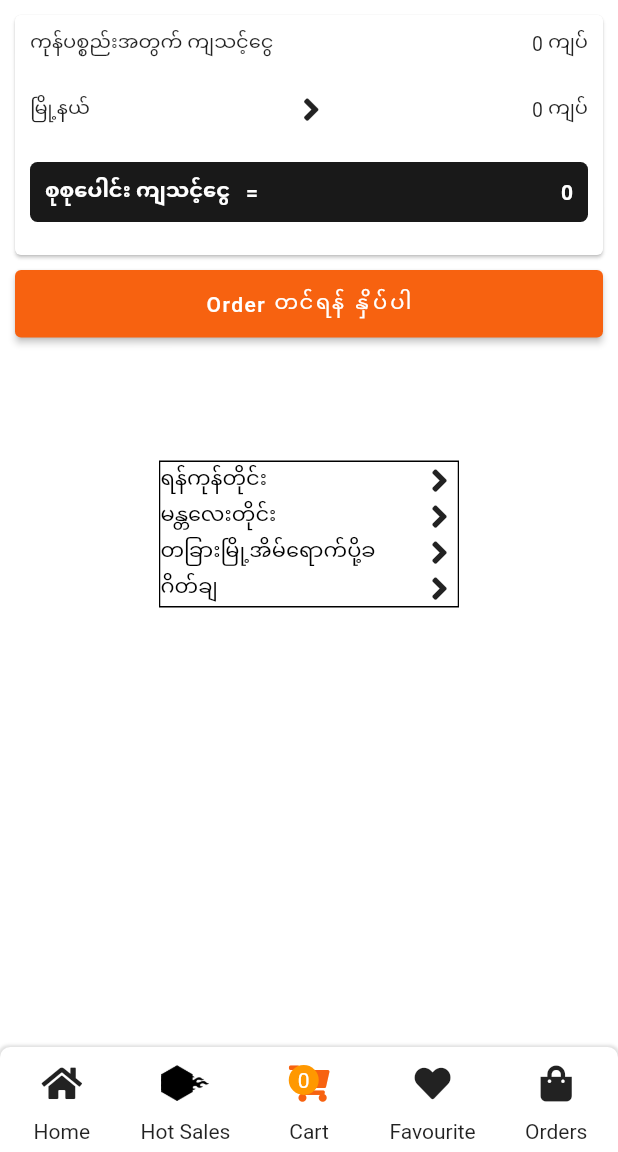
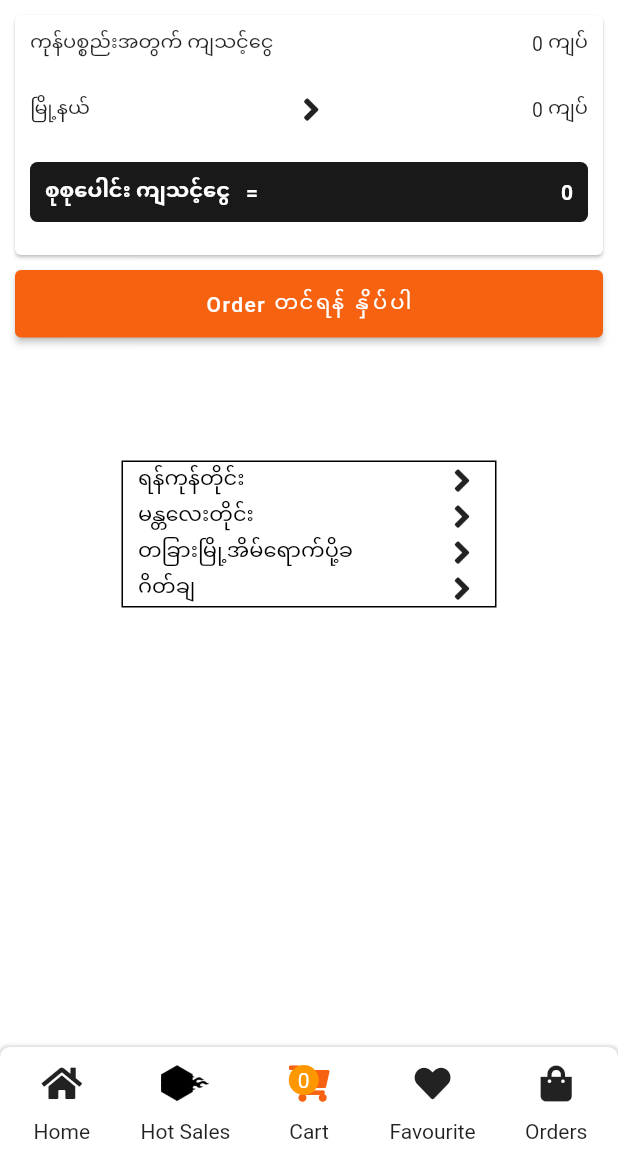
Before and after one commit to hammiesmandalian/hammies_user_final, a Flutter app: the HomeScreen screen opened by its route, item 3 of the bottom bar chosen, after a tap on "မြို့နယ်", on a phone screen of 412 x 824 dp, the part 84-1236 px from its top. Run offline on Flutter 3.47's test engine with Material 2 defaults, Android fonts, the phone set to English and light mode, and no system bars; drawn by our look-alikes of cached_network_image; our stand-ins replace carousel_slider, cloud_firestore, dio, firebase_auth, firebase_core, firebase_messaging and 14 more; missing offline and left inert: colours; accounts and stored records are empty; generated files the repository leaves out were written again; network calls fail.

Commit message:
Final Update

```diff
--- a/lib/screen/detail_screen.dart
+++ b/lib/screen/detail_screen.dart
@@ -228,7 +228,7 @@ class DetailScreen extends StatelessWidget {
                     Column(
                       children: [
                         Text(
-                          "💁 Availability ",
+                          "🛍️ Address",
                           style: TextStyle(
                             fontSize: 14,
                             fontWeight: FontWeight.bold,
@@ -239,7 +239,7 @@ class DetailScreen extends StatelessWidget {
                           height: 5,
                         ),
                         Text(
-                          "In Stock",
+                          "Mandalay",
                           style: TextStyle(
                             fontSize: 14,
                             fontWeight: FontWeight.bold,
--- a/lib/screen/view/cart.dart
+++ b/lib/screen/view/cart.dart
@@ -378,7 +378,9 @@ class CartView extends StatelessWidget {
               right: BorderSide(),
             ),
           ),
-          width: 200,
+          width: 250,
+          child: Padding(
+            padding: const EdgeInsets.only(left: 10, right: 10),
             child: ListView.builder(
               shrinkWrap: true,
               itemCount: divisionList.length,
@@ -420,6 +422,7 @@ class CartView extends StatelessWidget {
                   ),
                 );
               },
+            ),
           ),
         );
       }),
--- a/lib/screen/view/hot.dart
+++ b/lib/screen/view/hot.dart
@@ -74,7 +74,7 @@ class HotView extends StatelessWidget {
                         "${controller.hot()[i].price}  Ks",
                         style: TextStyle(
                           color: Colors.red,
-                          fontSize: 17,
+                          fontSize: 16,
                           fontWeight: FontWeight.bold,
                         ),
                       ),
@@ -87,7 +87,7 @@ class HotView extends StatelessWidget {
                         style: TextStyle(
                           decoration: TextDecoration.lineThrough,
                           color: Colors.red,
-                          fontSize: 15,
+                          fontSize: 13,
                           fontWeight: FontWeight.w400,
                         ),
                       ),
--- a/lib/service/database.dart
+++ b/lib/service/database.dart
@@ -72,7 +72,7 @@ class Database {
                     await updateTotalForMonthly(item);
                   }
                   await increaseCurrentUserPoint(
-                      (totalPay / 1000).round() * 10);
+                      int.parse("${totalPay / 100}".split('.').first));
                 } catch (e) {
                   debugPrint("********SalesUpdateFailed: $e**");
                 }
@@ -118,7 +118,8 @@ class Database {
                 await updateTotalForDaily(item);
                 await updateTotalForMonthly(item);
               }
-              await increaseCurrentUserPoint((totalPay / 1000).round() * 10);
+              await increaseCurrentUserPoint(
+                  int.parse("${totalPay / 100}".split('.').first));
             } catch (e) {
               debugPrint("********SalesUpdateFailed: $e**");
             }
--- a/lib/utils/widget/widget.dart
+++ b/lib/utils/widget/widget.dart
@@ -5,6 +5,7 @@ import 'package:get/get.dart';
 import 'package:hammies_user/controller/home_controller.dart';
 import 'package:shimmer/shimmer.dart';
 
+import '../../data/constant.dart';
 import '../../model/item.dart';
 
 var notOutOfStockBox = BoxDecoration(
@@ -44,7 +45,7 @@ SizedBox addButton(ItemModel model) {
               topRight: Radius.circular(10),
               bottomRight: Radius.circular(10),
             ),
-            color: Colors.black87,
+            color: homeIndicatorColor,
           ),
           child: IconButton(
               onPressed: () {
--- a/lib/widgets/home_items.dart
+++ b/lib/widgets/home_items.dart
@@ -7,6 +7,7 @@ import 'package:hammies_user/model/item.dart';
 import 'package:hammies_user/utils/widget/widget.dart';
 
 import '../controller/home_controller.dart';
+import '../data/constant.dart';
 import '../routes/routes.dart';
 
 class HomeItems extends StatelessWidget {
@@ -42,7 +43,7 @@ class HomeItems extends StatelessWidget {
                       borderRadius: BorderRadius.all(Radius.circular(10)),
                       color: Colors.white,
                       border: Border.all(
-                        color: Colors.black,
+                        color: homeIndicatorColor,
                       )),
                   child: Column(
                     crossAxisAlignment: CrossAxisAlignment.start,
```
Also changed, not shown: pubspec.lock, 2 other files. Lines whose indentation alone changed are shown as unchanged.
